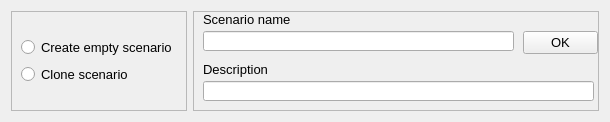
Before: the Qt Designer form qaequilibrae/modules/project_procedures/forms/ui_scenarios.ui in AequilibraE/qaequilibrae, drawn with Qt 5.
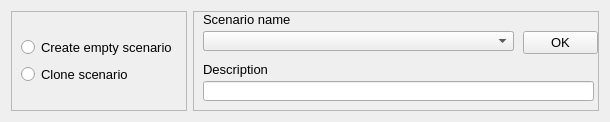
After: the same form once the commit is applied.

The edit to the form file:
```diff
--- a/qaequilibrae/modules/project_procedures/forms/ui_scenarios.ui
+++ b/qaequilibrae/modules/project_procedures/forms/ui_scenarios.ui
@@ -90,7 +90,7 @@
        <rect>
         <x>10</x>
         <y>0</y>
-        <width>91</width>
+        <width>151</width>
         <height>16</height>
        </rect>
       </property>
@@ -108,6 +108,19 @@
        </rect>
       </property>
      </widget>
+     <widget class="QComboBox" name="cob_scenarios">
+      <property name="geometry">
+       <rect>
+        <x>10</x>
+        <y>20</y>
+        <width>311</width>
+        <height>20</height>
+       </rect>
+      </property>
+      <property name="visible">
+       <bool>false</bool>
+      </property>
+     </widget>
      <widget class="QLabel" name="label_2">
       <property name="geometry">
        <rect>
```
